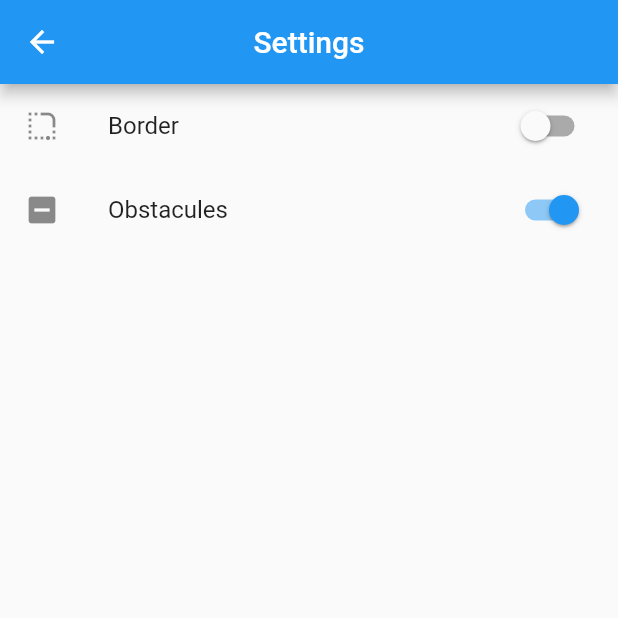
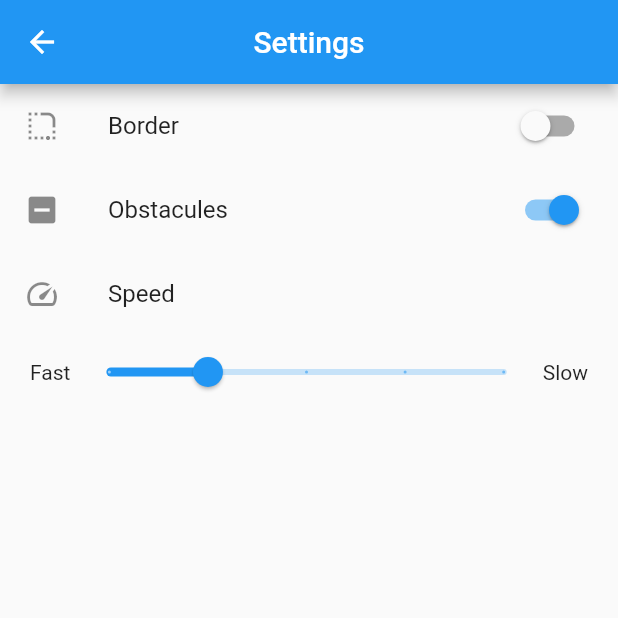
Before and after one commit to carum98/snake, a Flutter app: the SettingPage screen opened by its route, on a phone screen of 412 x 824 dp, the top half of it. Run offline on Flutter 3.47's test engine with Material 2 defaults, Android fonts, the phone set to English and light mode, and no system bars.

Commit message:
Setting speed

```diff
--- a/lib/models/setting.dart
+++ b/lib/models/setting.dart
@@ -1,6 +1,7 @@
 class Setting {
   bool border = false;
   bool obstacules = true;
+  int speed = 300;
 
   // Setting({
   //   required this.border,
--- a/lib/pages/setting_page.dart
+++ b/lib/pages/setting_page.dart
@@ -37,6 +37,32 @@ class _SettingPageState extends State<SettingPage> {
               setState(() {});
             },
           ),
+          ListTile(
+            leading: const Icon(Icons.speed),
+            title: const Text('Speed'),
+          ),
+          Padding(
+            padding: const EdgeInsets.symmetric(horizontal: 20),
+            child: Row(
+              children: [
+                const Text('Fast'),
+                Expanded(
+                  child: Slider(
+                    value: SettingsInherited.of(context).setting.speed.toDouble(),
+                    min: 100,
+                    max: 900,
+                    divisions: 4,
+                    onChanged: (double value) {
+                      print(value);
+                      SettingsInherited.of(context).setting.speed = value.toInt();
+                      setState(() {});
+                    },
+                  ),
+                ),
+                const Text('Slow'),
+              ],
+            ),
+          )
         ],
       ),
     );
--- a/lib/widgets/snake_game.dart
+++ b/lib/widgets/snake_game.dart
@@ -68,7 +68,7 @@ class _SnakeGameState extends State<SnakeGame> {
         },
       );
 
-      timer = Timer.periodic(Duration(milliseconds: 300), (timer) {
+      timer = Timer.periodic(Duration(milliseconds: setting.speed), (timer) {
         snake.move(direction, food);
         if (ScoreInherited.of(context).score.isComplete(level.meta)) {
           timer.cancel();
```
